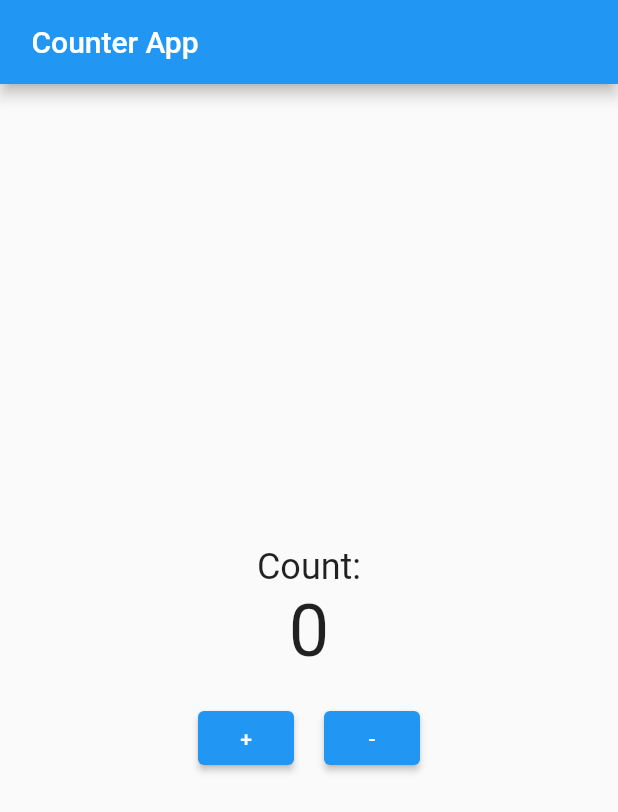
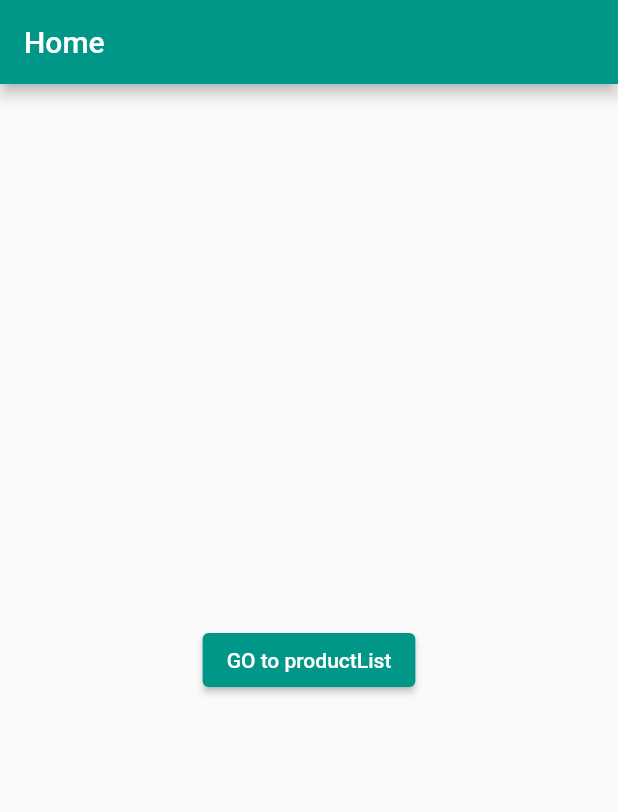
Before and after one commit to yasinpalash/ostad-module7, a Flutter app: the screen it shows after launch, on a phone screen of 412 x 824 dp. Shown: the top 812 px of the screen. Run offline on Flutter 3.47's test engine with Material 2 defaults, Android fonts, the phone set to English and light mode, and no system bars.

Commit message:
navigator and data passing

```diff
--- a/lib/main.dart
+++ b/lib/main.dart
@@ -10,93 +10,74 @@ class MyApp extends StatelessWidget {
     return MaterialApp(
       title: ' Counter App',
       theme: ThemeData(
-        primarySwatch: Colors.blue,
+        primarySwatch: Colors.teal,
       ),
-      home: CounterScreen(),
+      home: HomeScreen(),
+    );
+  }
+}
+class HomeScreen extends StatelessWidget {
+  const HomeScreen({super.key});
+
+  @override
+  Widget build(BuildContext context) {
+    return Scaffold(
+
+      appBar: AppBar(
+        title: const Text('Home'),
+      ),
+      body: Column(
+        mainAxisAlignment: MainAxisAlignment.center,
+        children: [
+          Center(child: ElevatedButton(onPressed: (){
+            Navigator.push(context, MaterialPageRoute(builder: (context)=>ProductList()));
+
+          }, child:const Text('GO to productList') ))
+        ],
+      ),
     );
   }
 }
 
-class CounterScreen extends StatefulWidget {
-  @override
-  _CounterScreenState createState() => _CounterScreenState();
-}
-
-class _CounterScreenState extends State<CounterScreen> {
-  int count = 0;
-
-  void _incrementCounter() {
-    setState(() {
-      count++;
-      if (count >= 5) {
-        _showDialog(count);
-      }
-    });
-  }
-
-  void _decrementCounter() {
-    setState(() {
-      if (count > 0) {
-        count--;
-      }
-    });
-  }
-
-  void _showDialog(int count) {
-    showDialog(
-      context: context,
-      builder: (BuildContext context) {
-        return AlertDialog(
-          title: Text('Button pressed $count times'),
-          actions: <Widget>[
-            TextButton(
-              child: const Text('Close'),
-              onPressed: () {
-                Navigator.of(context).pop();
-              },
-            ),
-          ],
-        );
-      },
-    );
-  }
+class ProductList extends StatelessWidget {
+  const ProductList({super.key});
 
   @override
   Widget build(BuildContext context) {
     return Scaffold(
-      appBar: AppBar(
-        title: const Text(' Counter App'),
-      ),
-      body: Center(
-        child: Column(
-          mainAxisAlignment: MainAxisAlignment.center,
-          children: <Widget>[
-            const Text(
-              'Count:',
-              style: TextStyle(fontSize: 24),
-            ),
-            Text(
-              '$count',
-              style: const TextStyle(fontSize: 48),
-            ),
-            const SizedBox(height: 20),
-            Row(
-              mainAxisAlignment: MainAxisAlignment.center,
-              children: <Widget>[
-                ElevatedButton(
-                  onPressed: _incrementCounter,
-                  child: const Text('+'),
-                ),
-                const SizedBox(width: 20),
-                ElevatedButton(
-                  onPressed: _decrementCounter,
-                  child: const Text('-'),
-                ),
-              ],
-            ),
-          ],
-        ),
+      appBar: AppBar(title: Text('Product List'),),
+      body: ListView.builder(
+        itemCount: 20,
+        itemBuilder: (context,index){
+          return ListTile(
+            onTap: (){
+
+              Navigator.push(context, MaterialPageRoute(builder: (context){
+                return ProductDetails(productname: index.toString());
+              }));
+            },
+            title: Text(index.toString()),
+          );
+      },
+
+
       ),
     );
   }
 }
+class ProductDetails extends StatelessWidget {
+
+  final String productname;
+  const ProductDetails({super.key,required this.productname});
+
+  @override
+  Widget build(BuildContext context) {
+    return Scaffold(
+      appBar: AppBar(title: const Text('Product Details'),),
+      body:Center(child:
+        Text(productname,style: TextStyle(fontSize: 30),)
+
+        ,),
+    );
+  }
+}
```
